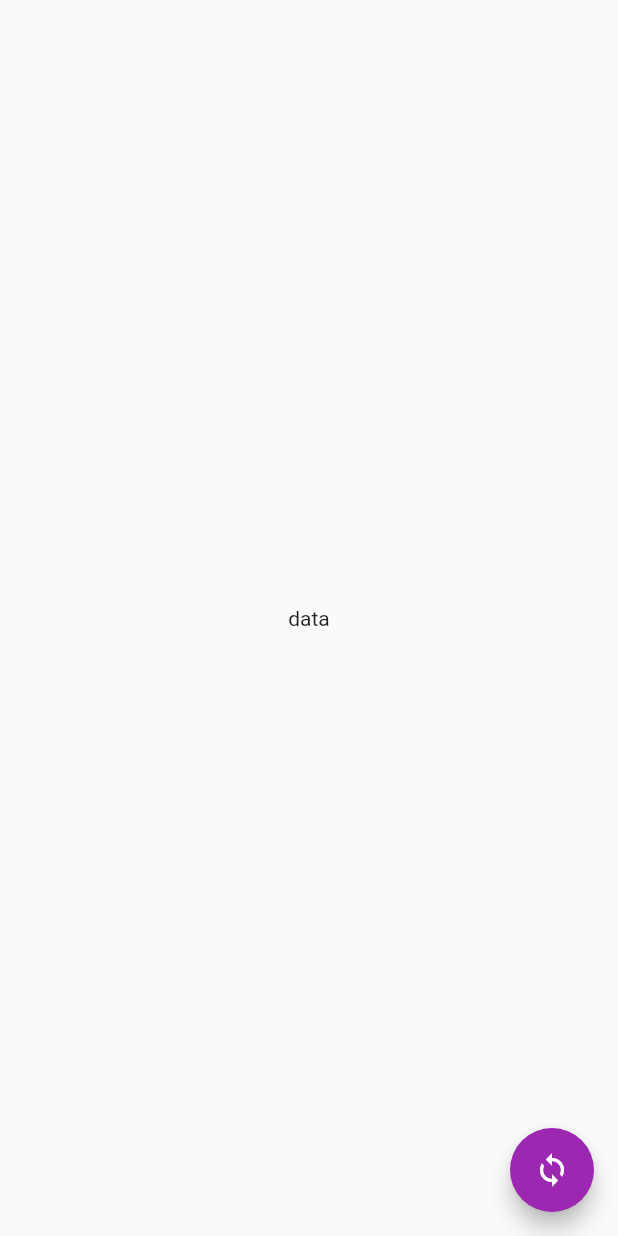
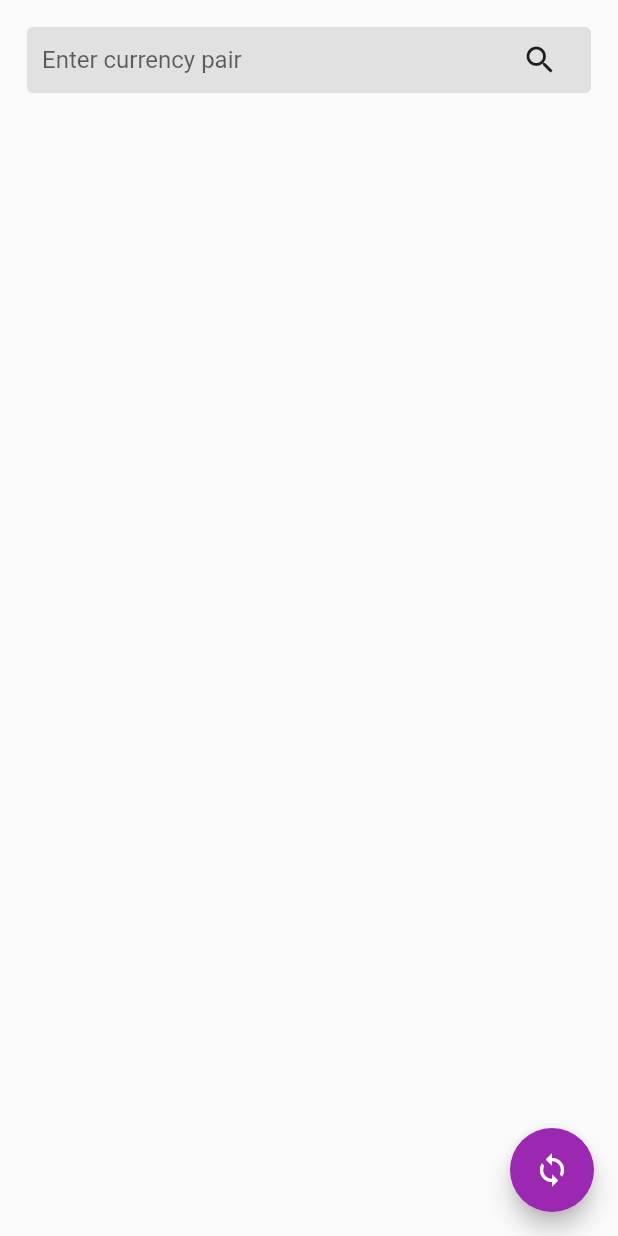
Before and after one commit to rishirizz/crypto_application, a Flutter app: the screen it shows after launch, on a phone screen of 412 x 824 dp. Run offline on Flutter 3.47's test engine with Material 2 defaults, Android fonts, the phone set to English and light mode, and no system bars.

Commit message:
search bar added

```diff
--- a/lib/screens/crypto_screen.dart
+++ b/lib/screens/crypto_screen.dart
@@ -18,8 +18,52 @@ class _CryptoCurrencyScreenState extends State<CryptoCurrencyScreen> {
             Icons.sync,
           ),
         ),
-        body: const Center(
-          child: Text('data'),
+        body: Padding(
+          padding: const EdgeInsets.all(10.0),
+          child: Column(
+            children: [
+              Row(
+                mainAxisAlignment: MainAxisAlignment.spaceBetween,
+                children: [
+                  Expanded(
+                    flex: 8,
+                    child: Container(
+                      height: 60,
+                      padding: const EdgeInsets.all(8),
+                      child: Stack(
+                        alignment: Alignment.centerRight,
+                        children: [
+                          TextField(
+                            onChanged: (value) {
+                              // customersSearchString = value;
+                            },
+                            decoration: InputDecoration(
+                              fillColor: Colors.black.withOpacity(0.1),
+                              filled: true,
+                              hintText: 'Enter currency pair',
+                              hintStyle:
+                                  const TextStyle(fontWeight: FontWeight.w400),
+                              border: const OutlineInputBorder(
+                                borderSide: BorderSide.none,
+                              ),
+                              contentPadding: const EdgeInsets.all(10),
+                            ),
+                          ),
+                          Positioned(
+                            right: 10,
+                            child: IconButton(
+                              onPressed: () {},
+                              icon: Icon(Icons.search),
+                            ),
+                          )
+                        ],
+                      ),
+                    ),
+                  ),
+                ],
+              ),
+            ],
+          ),
         ),
       ),
     );
```
